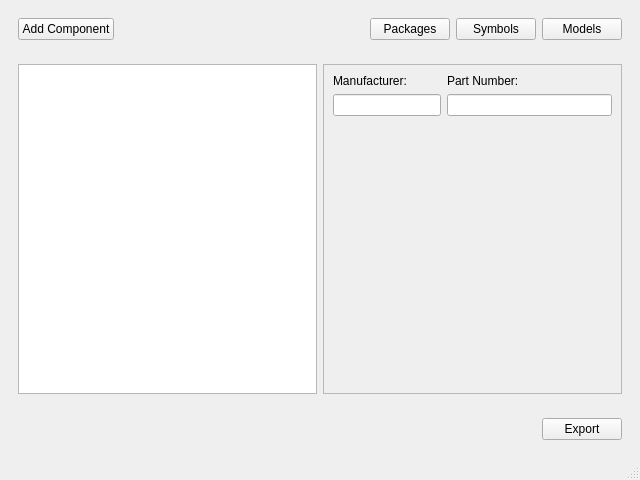
Qt form client/src/ui/mainwindow.ui (BamWolf/altium-common-library.client) before a commit.
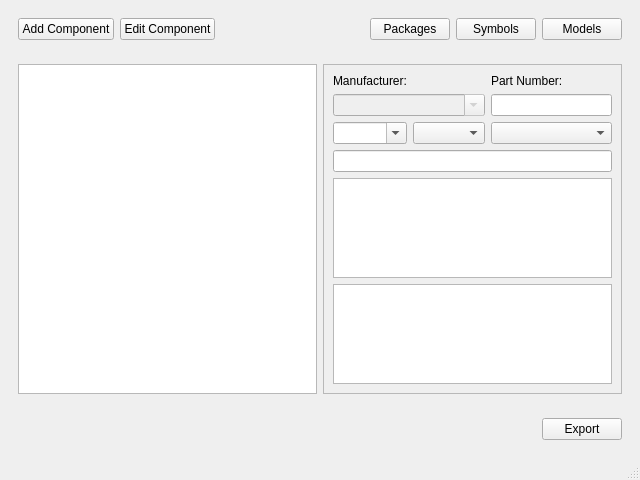
The same form after that commit.

```diff
--- a/client/src/ui/mainwindow.ui
+++ b/client/src/ui/mainwindow.ui
@@ -25,6 +25,13 @@
          </property>
         </widget>
        </item>
+       <item>
+        <widget class="QPushButton" name="editButton">
+         <property name="text">
+          <string>Edit Component</string>
+         </property>
+        </widget>
+       </item>
        <item>
         <spacer name="spacer_header">
          <property name="orientation">
@@ -76,7 +83,7 @@
          <property name="frameShadow">
           <enum>QFrame::Raised</enum>
          </property>
-         <layout class="QFormLayout" name="formLayout">
+         <layout class="QGridLayout" name="gridLayout">
           <item row="0" column="0">
            <widget class="QLabel" name="manufacturerLabel">
             <property name="text">
@@ -84,43 +91,59 @@
             </property>
            </widget>
           </item>
-          <item row="1" column="0">
-           <widget class="QLineEdit" name="componentName">
-            <property name="enabled">
-             <bool>true</bool>
-            </property>
-            <property name="readOnly">
-             <bool>true</bool>
-            </property>
-           </widget>
-          </item>
-          <item row="3" column="0">
-           <spacer name="spacer_body">
-            <property name="orientation">
-             <enum>Qt::Vertical</enum>
-            </property>
-            <property name="sizeHint" stdset="0">
-             <size>
-              <width>20</width>
-              <height>40</height>
-             </size>
-            </property>
-           </spacer>
-          </item>
-          <item row="1" column="1">
-           <widget class="QLineEdit" name="componentPartnumber">
-            <property name="readOnly">
-             <bool>true</bool>
-            </property>
-           </widget>
-          </item>
-          <item row="0" column="1">
+          <item row="0" column="2">
            <widget class="QLabel" name="partnumberLabel">
             <property name="text">
              <string>Part Number:</string>
             </property>
            </widget>
           </item>
+          <item row="1" column="2">
+           <widget class="QLineEdit" name="componentPartnumber">
+            <property name="readOnly">
+             <bool>true</bool>
+            </property>
+           </widget>
+          </item>
+          <item row="6" column="0" colspan="3">
+           <widget class="QTableWidget" name="parametersTable"/>
+          </item>
+          <item row="3" column="0">
+           <widget class="QComboBox" name="symbolBox">
+            <property name="editable">
+             <bool>true</bool>
+            </property>
+           </widget>
+          </item>
+          <item row="3" column="2">
+           <widget class="QComboBox" name="modelBox"/>
+          </item>
+          <item row="3" column="1">
+           <widget class="QComboBox" name="packageBox"/>
+          </item>
+          <item row="1" column="0" colspan="2">
+           <widget class="QComboBox" name="manufacturerBox">
+            <property name="enabled">
+             <bool>false</bool>
+            </property>
+            <property name="editable">
+             <bool>true</bool>
+            </property>
+           </widget>
+          </item>
+          <item row="4" column="0" colspan="3">
+           <widget class="QLineEdit" name="linkEdit"/>
+          </item>
+          <item row="5" column="0" colspan="3">
+           <widget class="QPlainTextEdit" name="descriptionEdit">
+            <property name="sizePolicy">
+             <sizepolicy hsizetype="Expanding" vsizetype="Preferred">
+              <horstretch>0</horstretch>
+              <verstretch>0</verstretch>
+             </sizepolicy>
+            </property>
+           </widget>
+          </item>
          </layout>
         </widget>
        </item>
```
Left out of the diff: 8 changed lines with no effect on the pictures.
